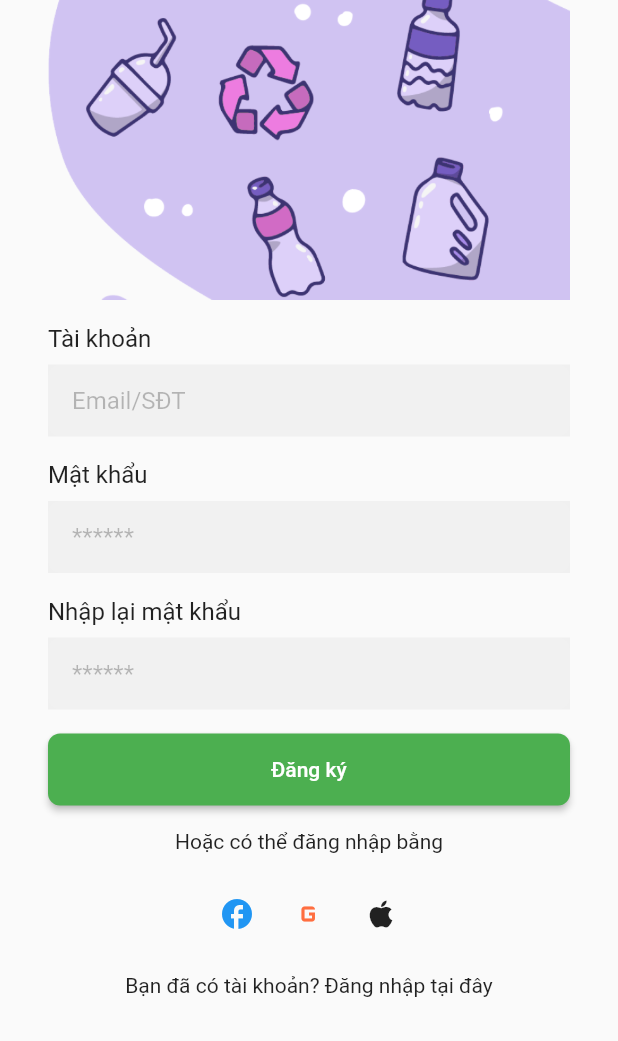
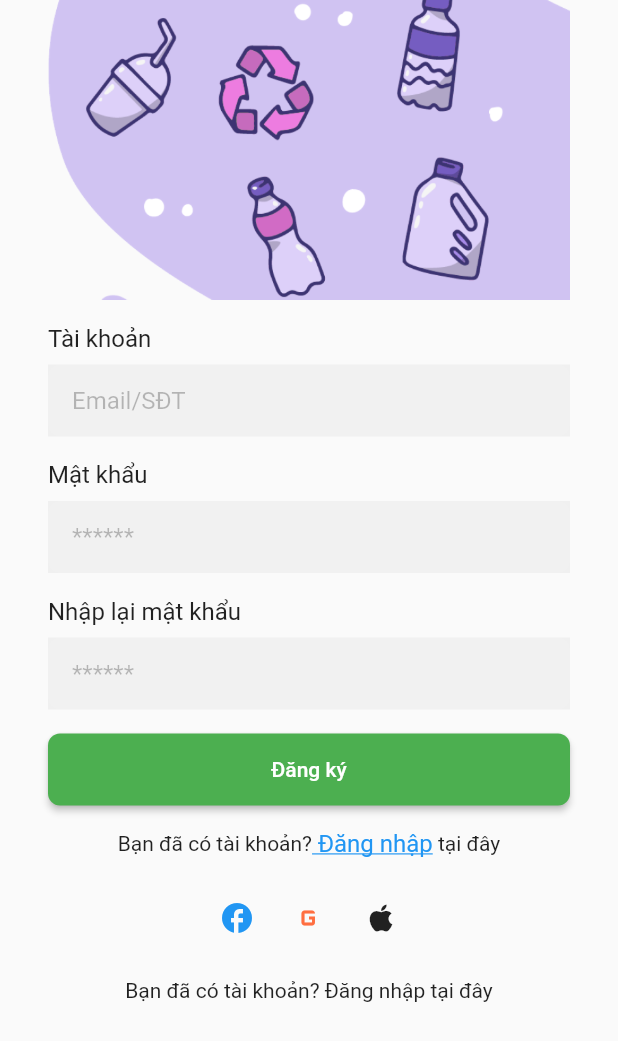
Before and after one commit to duyduoc03/plant_app, a Flutter app: the screen it shows after launch, on a phone screen of 412 x 824 dp. Shown: the top 1041 px of the screen. Run offline on Flutter 3.47's test engine with Material 2 defaults, Android fonts, the phone set to English and light mode, and no system bars; our stand-ins replace flutter_svg.

Commit message:
Thuương commit

```diff
--- a/lib/screens/register/register_screen.dart
+++ b/lib/screens/register/register_screen.dart
@@ -1,4 +1,6 @@
 import 'package:flutter/material.dart';
+
+import '../login/login_screen.dart';
 
 class RegisterScreen extends StatelessWidget {
   @override
@@ -114,7 +116,30 @@ class RegisterScreen extends StatelessWidget {
             SizedBox(height: 16),
             Align(
               alignment: Alignment.center,
-              child: Text('Hoặc có thể đăng nhập bằng'),
+              child: Row(
+                mainAxisAlignment: MainAxisAlignment.center,
+                children: [
+                  Text('Bạn đã có tài khoản?'),
+                  GestureDetector(
+                    onTap: () {
+                      Navigator.push(
+                        context,
+                        MaterialPageRoute(builder: (context) => LoginScreen()), // Thay LoginScreen bằng tên class hoặc Widget của trang đăng nhập
+                      );
+                    },
+                    child: Text(
+                      ' Đăng nhập',
+                      style: TextStyle(
+                        color: Colors.blue, // Đặt màu chữ thành màu xanh
+                        decoration: TextDecoration.underline, // Gạch chân chữ
+                        fontSize: 16, // Đặt cỡ chữ
+                        fontWeight: FontWeight.normal, // Đặt độ đậm nhạt của chữ
+                      ),
+                    ),
+                  ),
+                  Text(' tại đây'),
+                ],
+              ),
             ),
             SizedBox(height: 16),
             Row(
```
Also changed, not shown: lib/screens/login/login_screen.dart (+25 -1 lines).
